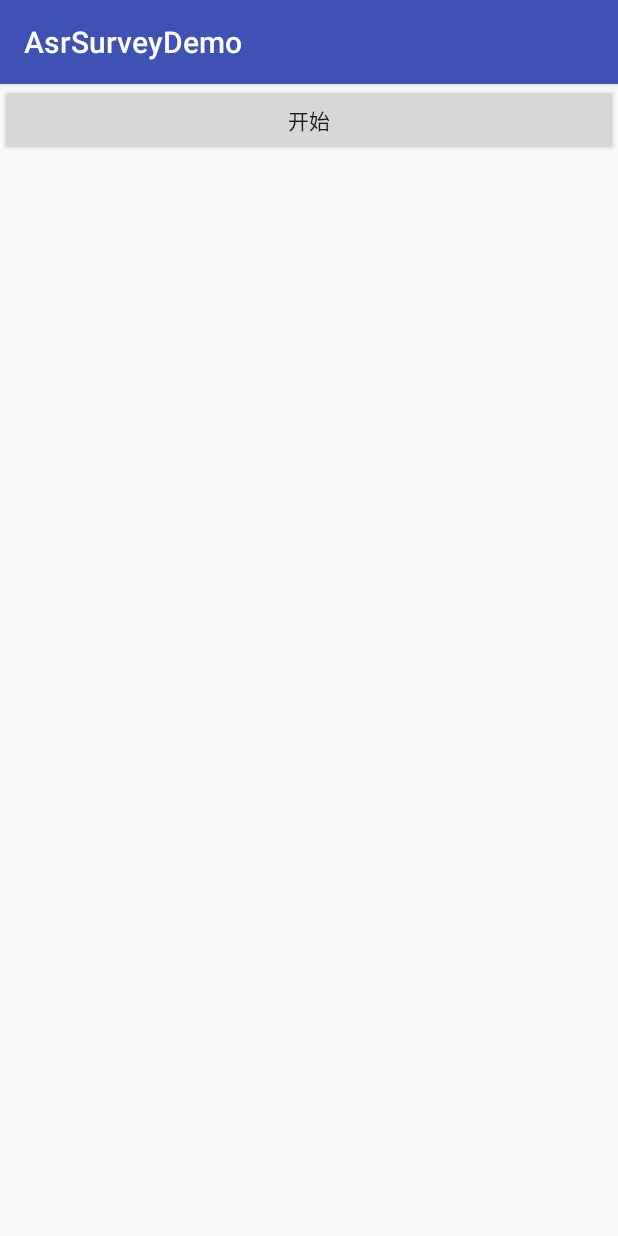
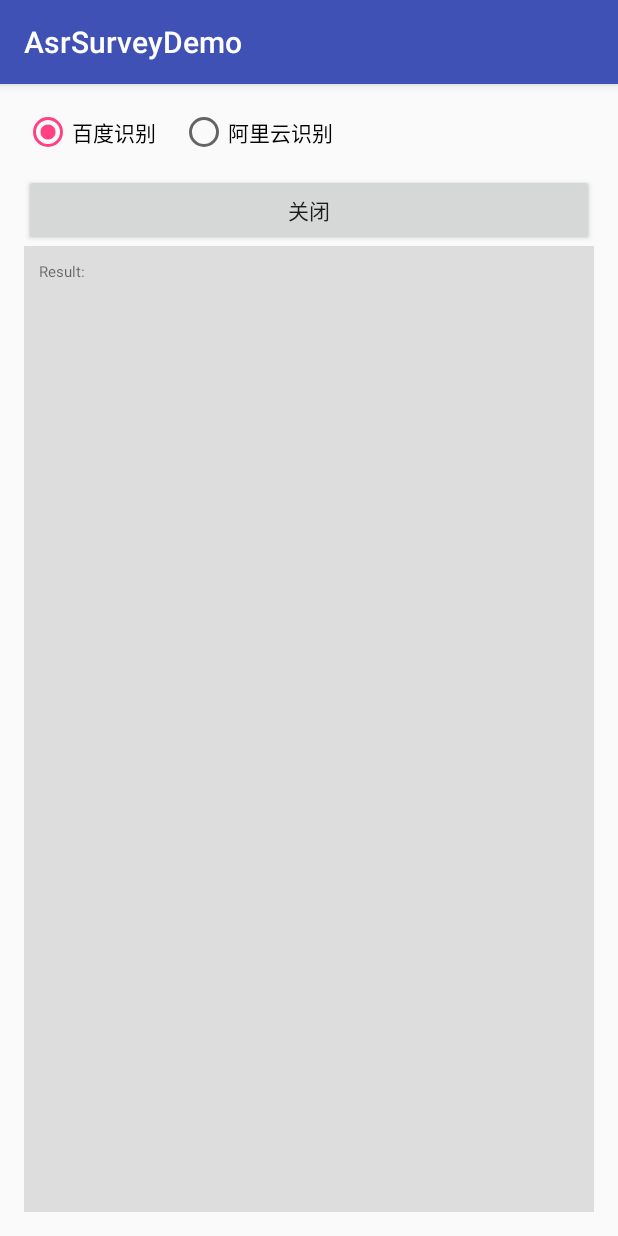
Before and after one commit to zhaolewei/-AsrSurveyDemo, an Android app: the screen it shows after launch (MainActivity), after a tap on "开始", on a phone screen of 412 x 824 dp. Run offline under Robolectric (Android 15) with nearby library versions, the phone set to English and light mode, and no system bars; our stand-ins replace ButterKnife; libraries missing offline, so code that uses them is left out: permissions.dispatcher; 1 statement that could not run was skipped.

Commit message:
实现阿里云语音识别模块

```diff
--- a/app/build.gradle
+++ b/app/build.gradle
@@ -38,4 +38,7 @@ dependencies {
     annotationProcessor "com.github.hotchemi:permissionsdispatcher-processor:2.4.0"
 
     compile 'com.alibaba:fastjson:1.1.61.android'
+
+    compile 'com.jakewharton:butterknife:8.7.0'
+    annotationProcessor 'com.jakewharton:butterknife-compiler:8.7.0'
 }
--- a/app/src/main/java/com/zlw/main/asrsurveydemo/MainActivity.java
+++ b/app/src/main/java/com/zlw/main/asrsurveydemo/MainActivity.java
@@ -2,50 +2,169 @@ package com.zlw.main.asrsurveydemo;
 
 import android.Manifest;
 import android.os.Bundle;
+import android.support.annotation.IdRes;
 import android.support.v7.app.AppCompatActivity;
+import android.text.method.ScrollingMovementMethod;
 import android.view.View;
 import android.widget.Button;
+import android.widget.RadioGroup;
+import android.widget.TextView;
 
+import com.zlw.main.asrsurveydemo.asr.AliyunAsrManager;
 import com.zlw.main.asrsurveydemo.asr.BaiduAsrManager;
+import com.zlw.main.asrsurveydemo.asr.ResultCallback;
 import com.zlw.main.asrsurveydemo.utils.Logger;
 
+import butterknife.BindView;
+import butterknife.ButterKnife;
 import permissions.dispatcher.NeedsPermission;
 import permissions.dispatcher.RuntimePermissions;
 
 @RuntimePermissions
 public class MainActivity extends AppCompatActivity {
     private static final String TAG = MainActivity.class.getSimpleName();
-    BaiduAsrManager baiduAsrManager;
+    @BindView(R.id.rgASRServer)
+    RadioGroup rgASRServer;
+    @BindView(R.id.btStart)
+    Button btStart;
+    @BindView(R.id.tvResult)
+    TextView tvResult;
 
+    private StringBuffer resultBuff;
+
+    private boolean baiduEnable = true;
+    private boolean aliyunEnable = false;
+
+    private BaiduAsrManager baiduAsrManager;
+    private AliyunAsrManager aliyunAsrManager;
+
+    private boolean isAsr = false; // 是否正在识别
+
+    private ResultCallback resultCallback = new ResultCallback() {
+        @Override
+        public void onResult(String result) {
+            resultBuff.append(result);
+            resultBuff.append("\n");
+            refreshLogView(resultBuff.toString());
+        }
+    };
 
     @Override
     protected void onCreate(Bundle savedInstanceState) {
         super.onCreate(savedInstanceState);
         Logger.d(TAG, "==================>>MainActivity<<==================");
         setContentView(R.layout.activity_main);
-        Button btStart = (Button) findViewById(R.id.btStart);
+        ButterKnife.bind(this);
+        tvResult.setMovementMethod(ScrollingMovementMethod.getInstance());
+        resultBuff = new StringBuffer();
+        initASR();
+        initEvent();
+        MainActivityPermissionsDispatcher.startASRWithCheck(this);
+    }
 
-        baiduAsrManager = BaiduAsrManager.getInstance();
-
+    private void initEvent() {
         btStart.setOnClickListener(new View.OnClickListener() {
             @Override
             public void onClick(View v) {
-                startASR();
+                if (!isAsr) {
+                    startASR();
+                    btStart.setText("关闭");
+                } else {
+                    stopASR();
+                    btStart.setText("开始");
+                }
+                isAsr = !isAsr;
             }
         });
-        MainActivityPermissionsDispatcher.startASRWithCheck(this);
+
+        rgASRServer.setOnCheckedChangeListener(new RadioGroup.OnCheckedChangeListener() {
+            @Override
+            public void onCheckedChanged(RadioGroup group, @IdRes int checkedId) {
+                switch (checkedId) {
+                    case R.id.rbBaiduASR:
+                        baiduEnable = true;
+                        aliyunEnable = false;
+                        resetASR();
+                        break;
+                    case R.id.rbAliyunASR:
+                        baiduEnable = false;
+                        aliyunEnable = true;
+                        resetASR();
+                        break;
+                    default:
+                        break;
+                }
+            }
+        });
     }
 
     @Override
     protected void onDestroy() {
-        baiduAsrManager.destory();
+        destoryASR();
         super.onDestroy();
     }
 
+    private void destoryASR() {
+        if (baiduAsrManager != null) {
+            baiduAsrManager.destroy();
+            baiduAsrManager = null;
+        }
+        if (aliyunAsrManager != null) {
+            aliyunAsrManager.destroy();
+            aliyunAsrManager = null;
+        }
+    }
+
+    private void initASR() {
+        if (baiduEnable) {
+            Logger.d(TAG, "初始化：Baidu");
+            baiduAsrManager = BaiduAsrManager.getInstance();
+            baiduAsrManager.setResultCallback(resultCallback);
+        }
+        if (aliyunEnable) {
+            Logger.d(TAG, "初始化：Aliyun");
+            aliyunAsrManager = AliyunAsrManager.getInstance();
+            aliyunAsrManager.setResultCallback(resultCallback);
+        }
+    }
+
+    private void resetASR() {
+        destoryASR();
+        initASR();
+        resultBuff.setLength(0);
+        tvResult.setText(resultBuff.toString());
+
+        btStart.setText("开始");
+        isAsr = false;
+    }
 
     // 开始识别
     @NeedsPermission(Manifest.permission.RECORD_AUDIO)
     void startASR() {
-        baiduAsrManager.startASR();
+        if (baiduAsrManager != null) {
+            baiduAsrManager.startASR();
+        }
+        if (aliyunAsrManager != null) {
+            aliyunAsrManager.startASR();
+        }
+    }
+
+    void stopASR() {
+        if (baiduAsrManager != null) {
+            baiduAsrManager.stopASR();
+        }
+        if (aliyunAsrManager != null) {
+            aliyunAsrManager.stopASR();
+        }
+    }
+
+    void refreshLogView(String msg) {
+        tvResult.setText(msg);
+
+        //实现TextView 自动滚动至底部
+        int offset = tvResult.getLineCount() * tvResult.getLineHeight();
+        if (offset > tvResult.getHeight()) {
+            tvResult.scrollTo(0, offset - tvResult.getHeight());
+        }
     }
 }
--- a/app/src/main/java/com/zlw/main/asrsurveydemo/asr/BaiduAsrManager.java
+++ b/app/src/main/java/com/zlw/main/asrsurveydemo/asr/BaiduAsrManager.java
@@ -14,11 +14,10 @@ public class BaiduAsrManager {
     private static final String TAG = BaiduAsrManager.class.getSimpleName();
     private volatile static BaiduAsrManager ins;
 
+    private ResultCallback resultCallback;
     private SpeechRecognizer speechRecognizer;
 
-    //baidu ASR 回调
     private RecognitionListener recognitionListener = new RecognitionListener() {
-
         @Override
         public void onReadyForSpeech(Bundle params) {
             // 准备就绪
@@ -55,6 +54,9 @@ public class BaiduAsrManager {
         @Override
         public void onResults(Bundle results) {
             Logger.i(TAG, "[baidu] 结果：：" + results.toString());
+            if (resultCallback != null) {
+                resultCallback.onResult(results.toString());
+            }
         }
 
         @Override
@@ -94,13 +96,20 @@ public class BaiduAsrManager {
     }
 
     public void startASR() {
-        //buidu
         Intent intent = new Intent();
         speechRecognizer.startListening(intent);
     }
 
-    public void destory() {
+    public void stopASR() {
+        speechRecognizer.stopListening();
+    }
+
+    public void destroy() {
         speechRecognizer.destroy();
         ins = null;
     }
+
+    public void setResultCallback(ResultCallback resultCallback) {
+        this.resultCallback = resultCallback;
+    }
 }
--- /dev/null
+++ b/app/src/main/java/com/zlw/main/asrsurveydemo/asr/ResultCallback.java
@@ -0,0 +1,5 @@
+package com.zlw.main.asrsurveydemo.asr;
+
+public interface ResultCallback {
+    void onResult(String result);
+}
--- a/app/src/main/res/layout/activity_main.xml
+++ b/app/src/main/res/layout/activity_main.xml
@@ -3,12 +3,47 @@
     xmlns:tools="http://schemas.android.com/tools"
     android:layout_width="match_parent"
     android:layout_height="match_parent"
+    android:orientation="vertical"
+    android:padding="16dp"
     tools:context="com.zlw.main.asrsurveydemo.MainActivity">
+
+    <RadioGroup
+        android:id="@+id/rgASRServer"
+        android:layout_width="match_parent"
+        android:layout_height="wrap_content"
+        android:orientation="horizontal">
+
+        <RadioButton
+            android:id="@+id/rbBaiduASR"
+            android:layout_width="wrap_content"
+            android:layout_height="wrap_content"
+            android:checked="true"
+            android:text="百度识别" />
+
+        <RadioButton
+            android:id="@+id/rbAliyunASR"
+            android:layout_width="wrap_content"
+            android:layout_height="wrap_content"
+            android:layout_marginLeft="16dp"
+            android:text="阿里云识别" />
+    </RadioGroup>
 
     <Button
         android:id="@+id/btStart"
         android:layout_width="match_parent"
         android:layout_height="wrap_content"
+        android:layout_marginTop="12dp"
         android:text="开始" />
 
+    <TextView
+        android:id="@+id/tvResult"
+        android:layout_width="match_parent"
+        android:layout_height="match_parent"
+        android:background="#ddd"
+        android:fadeScrollbars="false"
+        android:padding="10dp"
+        android:scrollbars="vertical"
+        android:text="Result:"
+        android:textSize="10sp" />
+
 </LinearLayout>
--- a/build.gradle
+++ b/build.gradle
@@ -9,6 +9,7 @@ buildscript {
 
         // NOTE: Do not place your application dependencies here; they belong
         // in the individual module build.gradle files
+        classpath 'com.jakewharton:butterknife-gradle-plugin:8.7.0'
     }
 }
 
```
Also changed, not shown: app/src/main/java/com/zlw/main/asrsurveydemo/asr/AliyunAsrManager.java (added, +137 -0 lines), app/libs/NlsRealtimeSdk.jar (added).
